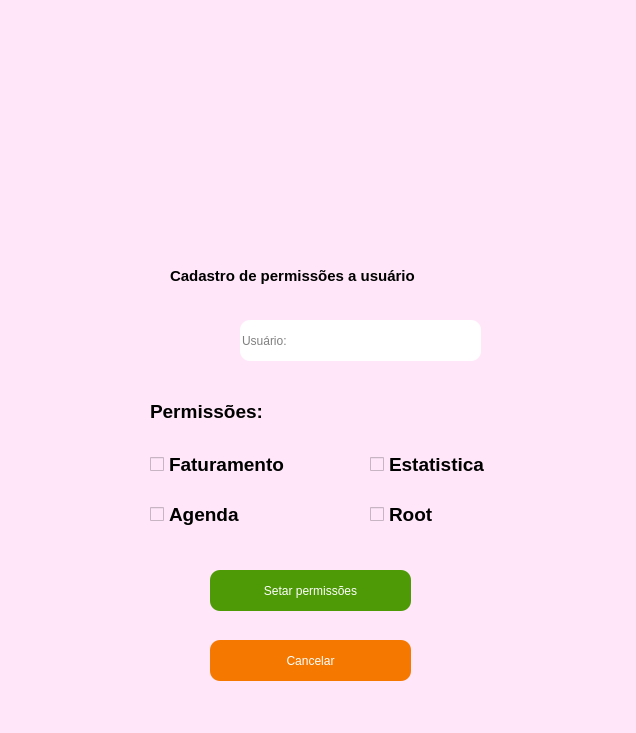
Qt form telas_duda/permissoes_usuarios.ui (JVwolfart/PROJETO-SALAO-JOVEM-PROGRAMADOR) before a commit.
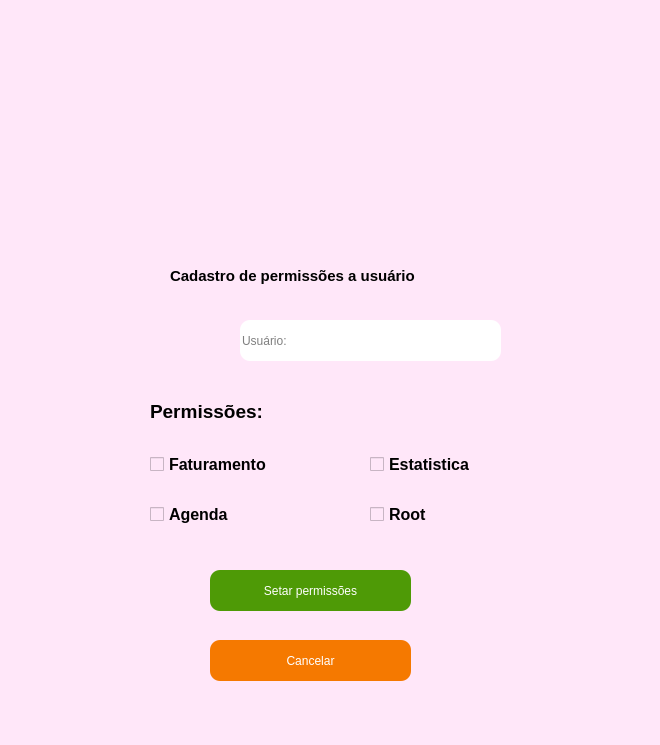
The same form after that commit. Icons and pictures are not drawn.

The edit to the form file:
```diff
--- a/telas_duda/permissoes_usuarios.ui
+++ b/telas_duda/permissoes_usuarios.ui
@@ -9,10 +9,22 @@
    <rect>
     <x>0</x>
     <y>0</y>
-    <width>636</width>
-    <height>733</height>
+    <width>660</width>
+    <height>745</height>
    </rect>
   </property>
+  <property name="minimumSize">
+   <size>
+    <width>660</width>
+    <height>745</height>
+   </size>
+  </property>
+  <property name="maximumSize">
+   <size>
+    <width>660</width>
+    <height>745</height>
+   </size>
+  </property>
   <property name="windowTitle">
    <string>Tela de permissões</string>
   </property>
@@ -25,7 +37,7 @@
      <rect>
       <x>240</x>
       <y>320</y>
-      <width>241</width>
+      <width>261</width>
       <height>41</height>
      </rect>
     </property>
@@ -130,7 +142,7 @@
     </property>
     <property name="font">
      <font>
-      <pointsize>14</pointsize>
+      <pointsize>12</pointsize>
       <weight>75</weight>
       <bold>true</bold>
      </font>
@@ -144,13 +156,13 @@
      <rect>
       <x>370</x>
       <y>450</y>
-      <width>161</width>
+      <width>131</width>
       <height>28</height>
      </rect>
     </property>
     <property name="font">
      <font>
-      <pointsize>14</pointsize>
+      <pointsize>12</pointsize>
       <weight>75</weight>
       <bold>true</bold>
      </font>
@@ -170,7 +182,7 @@
     </property>
     <property name="font">
      <font>
-      <pointsize>14</pointsize>
+      <pointsize>12</pointsize>
       <weight>75</weight>
       <bold>true</bold>
      </font>
@@ -210,7 +222,7 @@
     </property>
     <property name="font">
      <font>
-      <pointsize>14</pointsize>
+      <pointsize>12</pointsize>
       <weight>75</weight>
       <bold>true</bold>
      </font>
@@ -222,10 +234,10 @@
    <widget class="QLabel" name="IconeUsuario_2">
     <property name="geometry">
      <rect>
-      <x>150</x>
+      <x>140</x>
       <y>310</y>
-      <width>61</width>
-      <height>51</height>
+      <width>71</width>
+      <height>61</height>
      </rect>
     </property>
     <property name="text">
```
